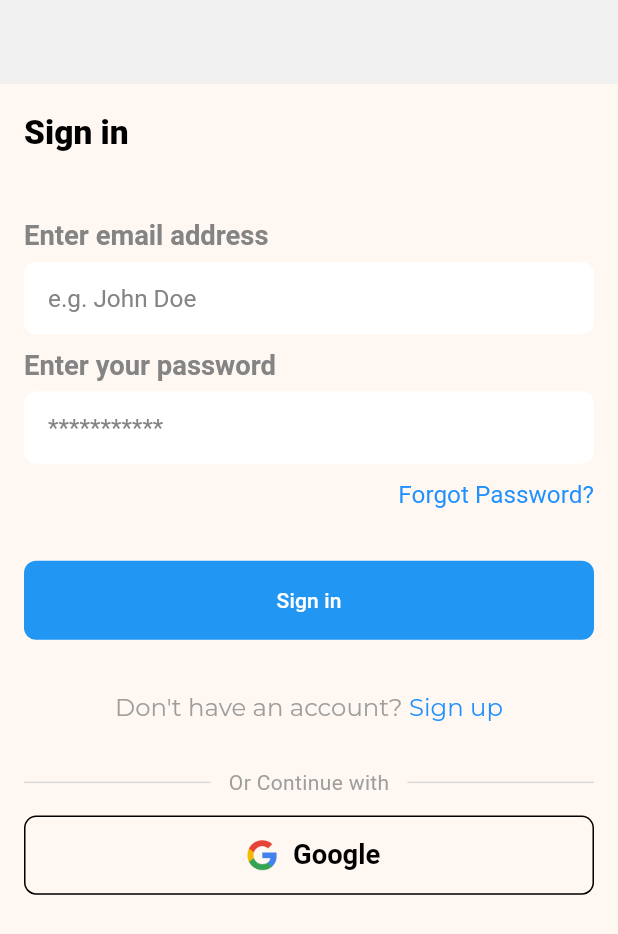
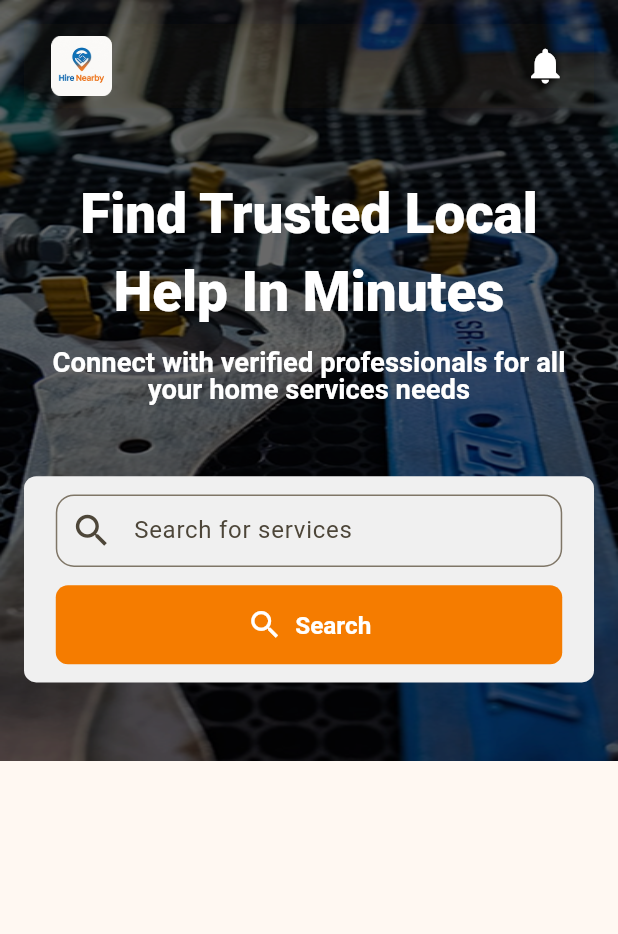
Before and after one commit to Ismail554/HireNearby-ServicePorviderApp, a Flutter app: the LoginScreen screen opened directly, after a tap on "Sign in", on a phone screen of 412 x 824 dp. Shown: the top 934 px of the screen. Run offline on Flutter 3.47's test engine with Material 3 defaults, Android fonts, the phone set to English and light mode, and no system bars; our stand-ins replace flutter_screenutil, flutter_svg, google_fonts, pinput.

```diff
--- a/lib/core/app_strings.dart
+++ b/lib/core/app_strings.dart
@@ -68,5 +68,9 @@ class AppStrings {
   static const String otpAuthInstruction =
       "Enter the 4-digit code you recieved in your email address.";
 
+  // Home Screen
+  static const String findTrusted = "Find Trusted Local Help In Minutes";
+  static const String connectWithVerified = "Connect with verified professionals for all your home services needs";
+
 
 }
--- a/lib/core/assets_manager.dart
+++ b/lib/core/assets_manager.dart
@@ -8,6 +8,7 @@ class ImageAssets {
   static const String appLogo = "$imagePath/appicon.png";
   static const String appLogoWhite = "$imagePath/logo.png";
   static const String profile = "$imagePath/bahar.jpg";
+  static const String authBg = "$imagePath/auth_bg.png";
 }
 
 class IconAssets {
--- a/lib/core/font_manager.dart
+++ b/lib/core/font_manager.dart
@@ -25,6 +25,14 @@ class FontManager {
   static TextStyle titleText({Color color = mainTextColor}) =>
       GoogleFonts.roboto(
         fontSize: 22.sp,
+        fontWeight: w800,
+        color: color,
+        letterSpacing: 0.0,
+      );
+        // Big Title Text
+  static TextStyle bigTitleText({Color color = Colors.white}) =>
+      GoogleFonts.roboto(
+        fontSize: 36.sp,
         fontWeight: w800,
         color: color,
         letterSpacing: 0.0,
--- a/lib/view/auth/login/login_screen.dart
+++ b/lib/view/auth/login/login_screen.dart
@@ -7,6 +7,7 @@ import 'package:hirenearby/core/font_manager.dart';
 import 'package:hirenearby/view/auth/auth_screen.dart';
 import 'package:hirenearby/view/auth/forgot_pass/forgot_password.dart';
 import 'package:hirenearby/view/auth/sign_up/pre_sign_up.dart';
+import 'package:hirenearby/view/client_user/home/client_home_screen.dart';
 import 'package:hirenearby/widget/labeled_text_field.dart';
 
 class LoginScreen extends StatefulWidget {
@@ -85,7 +86,14 @@ class _LoginScreenState extends State<LoginScreen> {
                 AppSpacing.h12,
                 // Sign in button
                 FilledButton(
-                  onPressed: () {},
+                  onPressed: () {
+                    Navigator.pushReplacement(
+                      context,
+                      MaterialPageRoute(
+                        builder: (context) => ClientHomeScreen(),
+                      ),
+                    );
+                  },
                   child: Center(child: Text(AppStrings.signIN)),
                 ),
                 AppSpacing.h12,
--- a/lib/view/auth/sign_up/sign_up.dart
+++ b/lib/view/auth/sign_up/sign_up.dart
@@ -201,7 +201,10 @@ class _SignUpScreenState extends State<SignUpScreen> {
                 // sign up button
                 FilledButton(
                   onPressed: _handleSubmit,
-                  child: Text(AppStrings.signUP),
+                  child: Text(
+                    AppStrings.signUP,
+                    style: FontManager.buttonText(),
+                  ),
                 ),
                 // Already have an account? Sign in
                 Row(
--- /dev/null
+++ b/lib/view/client_user/home/client_home_screen.dart
@@ -0,0 +1,139 @@
+import 'package:flutter/material.dart';
+import 'package:flutter_screenutil/flutter_screenutil.dart';
+import 'package:hirenearby/core/app_colors.dart';
+import 'package:hirenearby/core/app_spacing.dart';
+import 'package:hirenearby/core/app_strings.dart';
+import 'package:hirenearby/core/assets_manager.dart';
+import 'package:hirenearby/core/font_manager.dart';
+import 'package:hirenearby/widget/common_screen_setup.dart';
+
+class ClientHomeScreen extends StatefulWidget {
+  const ClientHomeScreen({super.key});
+
+  @override
+  State<ClientHomeScreen> createState() => _ClientHomeScreenState();
+}
+
+class _ClientHomeScreenState extends State<ClientHomeScreen> {
+  @override
+  Widget build(BuildContext context) {
+    return Scaffold(
+      body: Column(
+        children: [
+          Stack(
+            children: [
+              // Full background SVG
+              SizedBox(
+                height: 500.h,
+                width: double.maxFinite,
+                child: Image.asset(ImageAssets.authBg, fit: BoxFit.fill),
+              ),
+              Padding(
+                padding: EdgeInsets.all(16.0),
+                child: Column(
+                  spacing: 12.h,
+                  children: [
+                    AppBar(
+                      backgroundColor: Colors.transparent,
+                      automaticallyImplyLeading:
+                          false, // for removing the back icon
+                      elevation: 1,
+                      title: Padding(
+                        padding: EdgeInsets.symmetric(
+                          vertical: 32.h,
+                          horizontal: 2.w,
+                        ),
+                        child: Row(
+                          mainAxisAlignment: .spaceBetween,
+                          children: [
+                            Image.asset(ImageAssets.appLogoWhite, height: 40.h),
+                            Icon(
+                              Icons.notifications,
+                              size: 28.h,
+                              color: Colors.white,
+                            ),
+                          ],
+                        ),
+                      ),
+                    ),
+                    AppSpacing.h20,
+                    Center(
+                      child: Text(
+                        AppStrings.findTrusted,
+                        textAlign: .center,
+                        overflow: TextOverflow.visible,
+                        style: FontManager.bigTitleText(color: AppColors.white),
+                      ),
+                    ),
+                    Text(
+                      AppStrings.connectWithVerified,
+                      textAlign: .center,
+                      style: FontManager.generalText(color: AppColors.white),
+                    ),
+                    AppSpacing.h24,
+                    // top search box
+                    Container(
+                      padding: EdgeInsets.symmetric(
+                        horizontal: 12.w,
+                        vertical: 4.h,
+                      ),
+                      decoration: BoxDecoration(
+                        color: AppColors.bgColor,
+                        borderRadius: BorderRadius.circular(8.r),
+                      ),
+                      child: Padding(
+                        padding: const EdgeInsets.all(8.0),
+                        child: Column(
+                          children: [
+                            TextField(
+                              decoration: InputDecoration(
+                                // border:1,
+                                // focusedBorder: OutlineInputBorder(),
+                                contentPadding: EdgeInsets.symmetric(
+                                  horizontal: 16.w,
+                                  vertical: 12.h,
+                                ),
+                                border: OutlineInputBorder(
+                                  borderRadius: BorderRadius.circular(12.r),
+                                  borderSide: BorderSide(
+                                    color: Colors.grey[300]!,
+                                    width: 1.5,
+                                  ),
+                                ),
+                                hintText: 'Search for services',
+                                prefixIcon: Icon(Icons.search, size: 28.h),
+                              ),
+                            ),
+                            AppSpacing.h12,
+                            FilledButton.icon(
+                              // <-- Use the .icon constructor
+                              onPressed: () {},
+                              style: FilledButton.styleFrom(
+                                minimumSize: Size(double.maxFinite, 48.h),
+                                backgroundColor: Colors.orange[700],
+                              ),
+                              icon: Icon(
+                                Icons.search,
+                                size: 24.h,
+                                color: Colors.white,
+                              ),
+                              label: Text(
+                                "Search",
+                                style: FontManager.buttonText(),
+                              ),
+                            ),
+                          ],
+                        ),
+                      ),
+                    ),
+                    // end of search box
+                  ],
+                ),
+              ),
+            ],
+          ),
+        ],
+      ),
+    );
+  }
+}
--- /dev/null
+++ b/lib/widget/common_screen_setup.dart
@@ -0,0 +1,36 @@
+import 'package:flutter/material.dart';
+import 'package:hirenearby/core/app_colors.dart';
+
+class CommonScreenSetup extends StatelessWidget {
+  final String? title;
+  final bool showBackButton;
+  final Widget child;
+
+  const CommonScreenSetup({
+    super.key,
+    this.title,
+    this.showBackButton = false,
+    required this.child,
+  });
+
+  @override
+  Widget build(BuildContext context) {
+    return Scaffold(
+      backgroundColor: AppColors.bgColor,
+      appBar: AppBar(
+        backgroundColor: AppColors.bgColor,
+        automaticallyImplyLeading: showBackButton,
+        title: title != null ? Text(title!) : null,
+        elevation: 0,
+      ),
+      body: SafeArea(
+        child: SingleChildScrollView(
+          child: Padding(
+            padding: const EdgeInsets.all(16.0),
+            child: child,
+          ),
+        ),
+      ),
+    );
+  }
+}
```
Also changed, not shown: lib/main.dart (line endings or trailing spaces).
